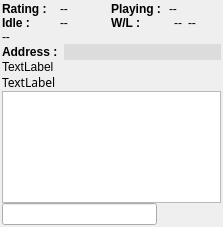
First picture: the form in src/talk_gui.ui, repository iamsyt/qgo, before the edit.
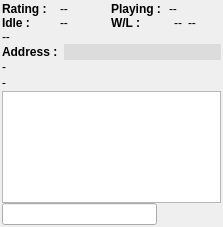
Second picture: the form after the edit. Icons and pictures are not drawn.

```diff
--- a/src/talk_gui.ui
+++ b/src/talk_gui.ui
@@ -16,7 +16,19 @@
    <property name="margin" >
     <number>2</number>
    </property>
-   <property name="spacing" >
+   <property name="topMargin" >
+    <number>2</number>
+   </property>
+   <property name="rightMargin" >
+    <number>2</number>
+   </property>
+   <property name="bottomMargin" >
+    <number>2</number>
+   </property>
+   <property name="horizontalSpacing" >
+    <number>0</number>
+   </property>
+   <property name="verticalSpacing" >
     <number>0</number>
    </property>
    <item row="7" column="0" colspan="2" >
@@ -109,14 +121,14 @@
       </font>
      </property>
      <property name="text" >
-      <string>TextLabel</string>
+      <string>-</string>
      </property>
     </widget>
    </item>
    <item row="4" column="0" colspan="2" >
     <widget class="QLabel" name="stats_default" >
      <property name="text" >
-      <string>TextLabel</string>
+      <string>-</string>
      </property>
     </widget>
    </item>
```
Left out of the diff: 104 changed lines with no effect on the pictures.
